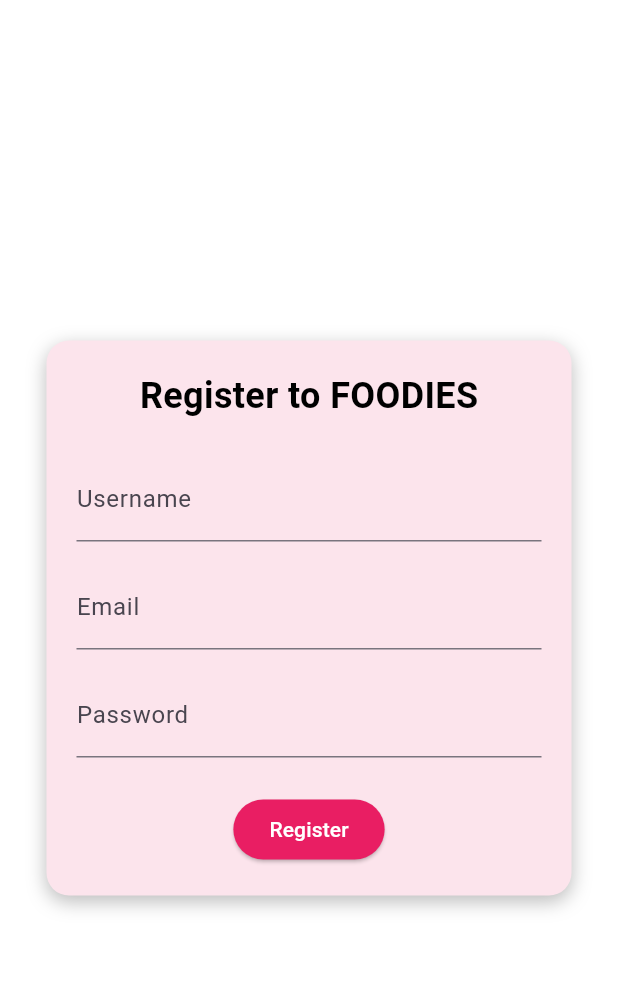
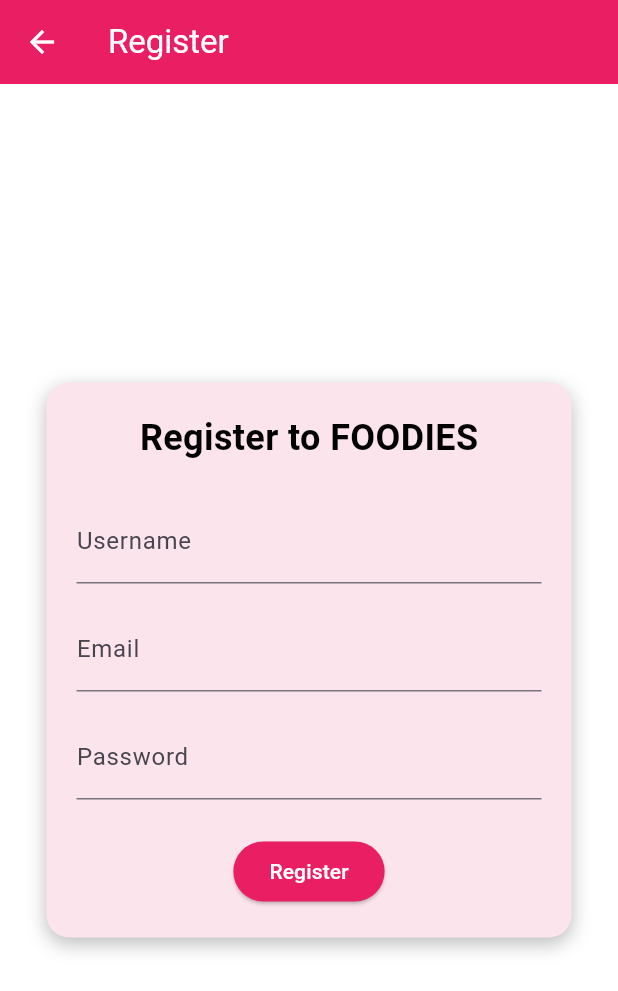
Before and after one commit to thisalma/Assignment-2-Mobile-App-Development, a Flutter app: the RegisterScreen screen opened directly, on a phone screen of 412 x 824 dp. Shown: the top 991 px of the screen. Run offline on Flutter 3.47's test engine with Material 3 defaults, Android fonts, the phone set to English and light mode, and no system bars; our stand-ins replace image_picker, shared_preferences; accounts and stored records are empty.

Commit message:
did the final part Now everything is Completed🎉

```diff
--- a/lib/register.dart
+++ b/lib/register.dart
@@ -51,6 +51,17 @@ class _RegisterScreenState extends State<RegisterScreen> {
   @override
   Widget build(BuildContext context) {
     return Scaffold(
+      // ✅ Added AppBar with back arrow
+      appBar: AppBar(
+        backgroundColor: Colors.pink,
+        leading: IconButton(
+          icon: const Icon(Icons.arrow_back),
+          onPressed: () {
+            Navigator.pop(context); // Go back to login page
+          },
+        ),
+        title: const Text('Register'),
+      ),
       body: Center(
         child: Container(
           width: 350,
```
